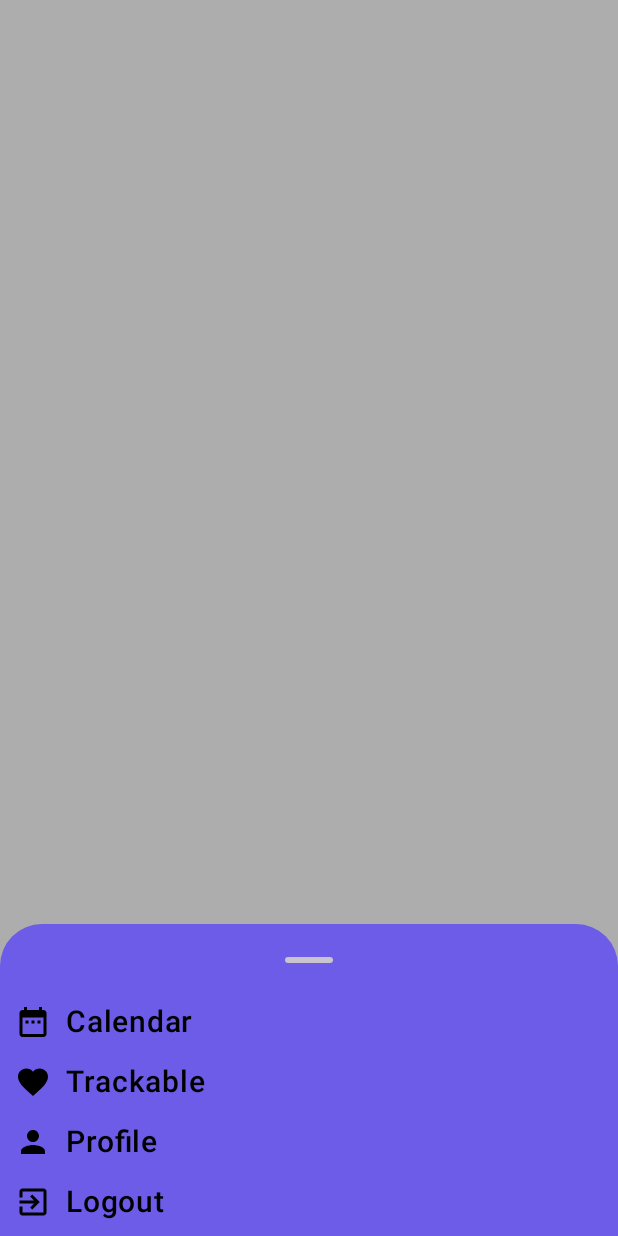
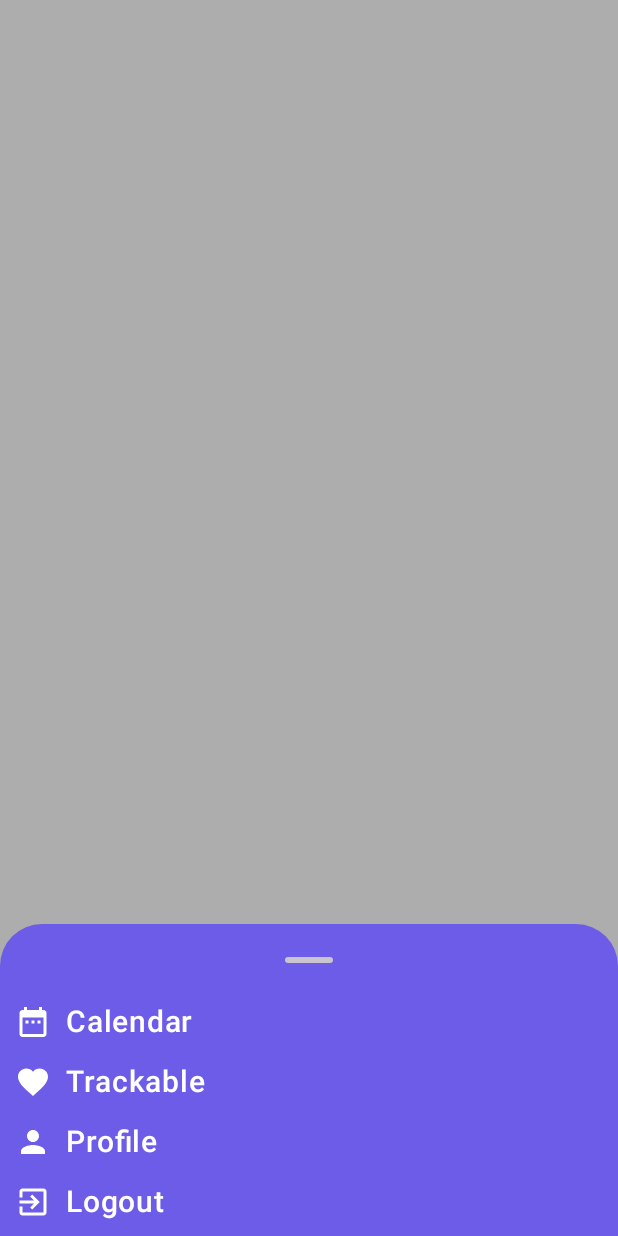
Before and after one commit to moevm/adfmp1h25-sport, an Android app built with Jetpack Compose: the @Preview function BottomPanelPreview, on a phone screen of 412 x 824 dp. Run offline under Robolectric (Android 15) with nearby library versions, the phone set to English and light mode, and no system bars.

Commit message:
Added bottom panel

```diff
--- a/frontend/app/src/main/java/com/khl_app/domain/ApiClient.kt
+++ b/frontend/app/src/main/java/com/khl_app/domain/ApiClient.kt
@@ -18,7 +18,7 @@ fun loadUrl(): String {
 }
 
 object ApiClient {
-    private const val BASE_URL = "http://10.0.2.2:6969"
+    private const val BASE_URL = "http://10.0.2.2:5000"
 
     private val gson = GsonBuilder()
         .setFieldNamingPolicy(FieldNamingPolicy.LOWER_CASE_WITH_UNDERSCORES)
--- a/frontend/app/src/main/java/com/khl_app/ui/screens/client/BottomPanal.kt
+++ b/frontend/app/src/main/java/com/khl_app/ui/screens/client/BottomPanel.kt
@@ -1,7 +1,6 @@
 package com.khl_app.ui.screens.client
 
 import androidx.compose.foundation.Image
-import androidx.compose.foundation.background
 import androidx.compose.foundation.clickable
 import androidx.compose.foundation.layout.Arrangement
 import androidx.compose.foundation.layout.Column
@@ -12,32 +11,25 @@ import androidx.compose.foundation.layout.padding
 import androidx.compose.material.icons.Icons
 import androidx.compose.material.icons.automirrored.filled.ExitToApp
 import androidx.compose.material.icons.filled.DateRange
-import androidx.compose.material.icons.filled.ExitToApp
 import androidx.compose.material.icons.filled.Favorite
 import androidx.compose.material.icons.filled.Person
 import androidx.compose.material3.ExperimentalMaterial3Api
-import androidx.compose.material3.Icon
-import androidx.compose.material3.MaterialTheme
 import androidx.compose.material3.ModalBottomSheet
 import androidx.compose.material3.SheetState
 import androidx.compose.material3.Text
 import androidx.compose.material3.rememberModalBottomSheetState
 import androidx.compose.runtime.Composable
-import androidx.compose.runtime.getValue
-import androidx.compose.runtime.mutableStateOf
-import androidx.compose.runtime.remember
 import androidx.compose.runtime.rememberCoroutineScope
-import androidx.compose.runtime.setValue
 import androidx.compose.ui.Alignment
 import androidx.compose.ui.Modifier
 import androidx.compose.ui.graphics.Color
+import androidx.compose.ui.graphics.ColorFilter
 import androidx.compose.ui.graphics.vector.ImageVector
 import androidx.compose.ui.text.font.FontWeight
 import androidx.compose.ui.text.style.TextAlign
 import androidx.compose.ui.tooling.preview.Preview
 import androidx.compose.ui.unit.dp
 import androidx.compose.ui.unit.sp
-import androidx.constraintlayout.motion.widget.MotionScene.Transition.TransitionOnClick
 import com.khl_app.ui.themes.KhlAppTheme
 import kotlinx.coroutines.CoroutineScope
 import kotlinx.coroutines.launch
@@ -45,15 +37,21 @@ import kotlinx.coroutines.launch
 
 @OptIn(ExperimentalMaterial3Api::class)
 @Composable
-fun BottomPanel() {
-    val panelState = rememberModalBottomSheetState()
-    val scope = rememberCoroutineScope()
-    var showBottomPanel by remember { mutableStateOf(false) }
+fun BottomPanel(
+    onCalendar: () -> Unit,
+    onTrackable: () -> Unit,
+    onProfile: () -> Unit,
+    onLogout: () -> Unit,
+    state: SheetState,
+    scope: CoroutineScope,
+) {
     ModalBottomSheet(
         onDismissRequest = {
-            showBottomPanel = false
+            scope.launch {
+                state.hide()
+            }
         },
-        sheetState = panelState,
+        sheetState = state,
         containerColor = Color(0xFF6C5CE7)
     ) {
         Column(
@@ -61,10 +59,34 @@ fun BottomPanel() {
             horizontalAlignment = Alignment.CenterHorizontally,
             modifier = Modifier.fillMaxWidth()
         ) {
-            BottomPanelElement("Calendar", Icons.Filled.DateRange, {})
-            BottomPanelElement("Trackable", Icons.Filled.Favorite, {})
-            BottomPanelElement("Profile", Icons.Filled.Person, {})
-            BottomPanelElement("Logout", Icons.AutoMirrored.Filled.ExitToApp, {})
+            BottomPanelElement("Calendar", Icons.Filled.DateRange,
+                onClick = {
+                    scope.launch {
+                        state.hide()
+                    }
+                    onCalendar()
+                })
+            BottomPanelElement("Trackable", Icons.Filled.Favorite,
+                onClick = {
+                    scope.launch {
+                        state.hide()
+                    }
+                    onTrackable()
+                })
+            BottomPanelElement("Profile", Icons.Filled.Person,
+                onClick = {
+                    scope.launch {
+                        state.hide()
+                    }
+                    onProfile()
+                })
+            BottomPanelElement("Logout", Icons.AutoMirrored.Filled.ExitToApp,
+                onClick = {
+                    scope.launch {
+                        state.hide()
+                    }
+                    onLogout()
+                })
         }
 
     }
@@ -77,36 +99,47 @@ fun BottomPanelElement(
     onClick: () -> Unit,
 ) {
     Row(
-        modifier = Modifier.fillMaxWidth()
+        modifier = Modifier
+            .fillMaxWidth()
             .padding(PaddingValues(bottom = 5.dp))
             .clickable(
-            onClick = {
-                onClick()
-            },
-        )
+                onClick = {
+                    onClick()
+                },
+            )
             .padding(vertical = 5.dp)
 
     ) {
         Image(
             image,
             contentDescription = text,
-            modifier = Modifier.padding(horizontal = 10.dp)
+            modifier = Modifier.padding(horizontal = 10.dp),
+            colorFilter = ColorFilter.tint(Color.White)
         )
         Text(
             text = text,
             fontSize = 20.sp,
             textAlign = TextAlign.Left,
-            fontWeight = FontWeight.Medium,
+            fontWeight = FontWeight.SemiBold,
             modifier = Modifier
-                .fillMaxWidth()
+                .fillMaxWidth(),
+            color = Color.White
         )
     }
 }
 
+@OptIn(ExperimentalMaterial3Api::class)
 @Preview(showBackground = true)
 @Composable
 fun BottomPanelPreview() {
     KhlAppTheme {
-        BottomPanel()
+        BottomPanel(
+            {},
+            {},
+            {},
+            {},
+            rememberModalBottomSheetState(),
+            scope = rememberCoroutineScope()
+        )
     }
 }
```
Also changed, not shown: frontend/app/src/main/java/com/khl_app/ui/screens/client/MainScreen.kt (+17 -1 lines), frontend/app/src/main/java/com/khl_app/ui/screens/client/ProfileScreen.kt (+44 -22 lines), 1 other file.
